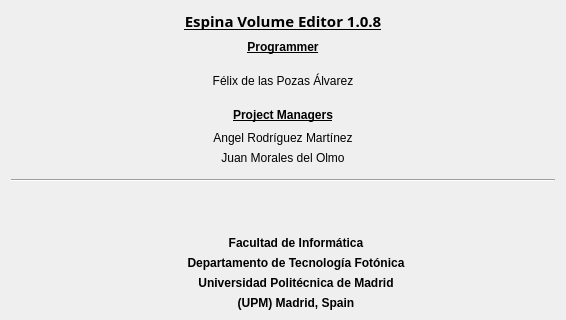
Above: QtAbout.ui from FelixdelasPozas/EspinaVolumeEditor before the change; both pictures show x 0 to 566 and y 0 to 320 of the 566 by 549 pixel window. Below: the same form after it.
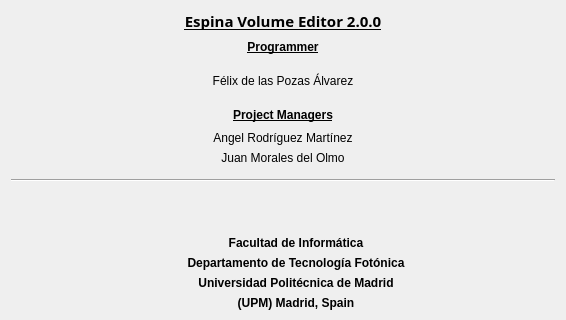
That is the form after the change. Icons and pictures are not drawn.

Patch:
```diff
--- a/QtAbout.ui
+++ b/QtAbout.ui
@@ -59,7 +59,7 @@
         </font>
        </property>
        <property name="text">
-        <string>Espina Volume Editor 1.0.8</string>
+        <string>Espina Volume Editor 2.0.0</string>
        </property>
        <property name="alignment">
         <set>Qt::AlignCenter</set>
```
